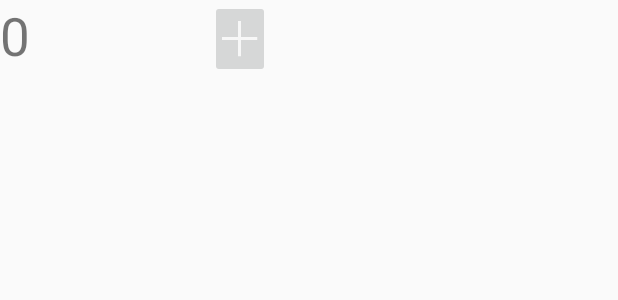
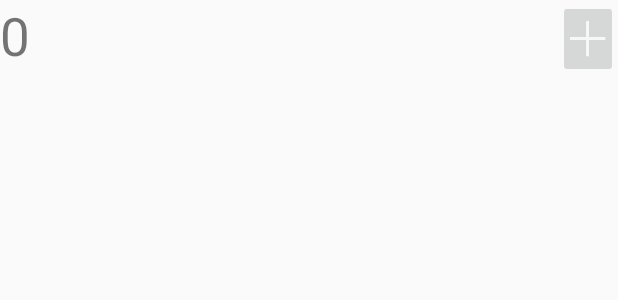
Before and after one commit to athulacharya/Trackn, an Android app: the layout track_widget.xml on its own in the app's theme, with its tools: preview values and no code run, on a phone screen of 412 x 824 dp. Shown: the top 300 px of the screen. Run offline under Robolectric (Android 15) with nearby library versions, the phone set to English and light mode, and no system bars.

Commit message:
Made the widget 2x1 and a little prettier.

```diff
--- a/app/src/main/res/layout/track_widget.xml
+++ b/app/src/main/res/layout/track_widget.xml
@@ -10,8 +10,9 @@
 
     <TextView
         android:id="@+id/tracked_int"
-        android:layout_width="140dp"
+        android:layout_width="0dp"
         android:layout_height="wrap_content"
+        android:layout_weight="1"
         android:text="@string/zero"
         android:textSize="35sp"
         android:gravity="center_vertical|start"
--- a/app/src/main/res/xml/track_widget_info.xml
+++ b/app/src/main/res/xml/track_widget_info.xml
@@ -1,6 +1,6 @@
 <?xml version="1.0" encoding="utf-8"?>
 <appwidget-provider xmlns:android="http://schemas.android.com/apk/res/android"
-    android:minWidth="180dp"
+    android:minWidth="146dp"
     android:minHeight="40dp"
 
     android:updatePeriodMillis="86400000"
```
